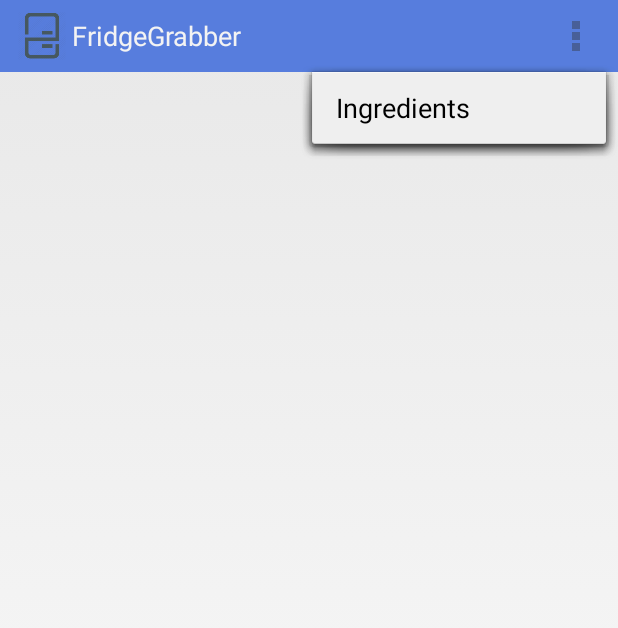
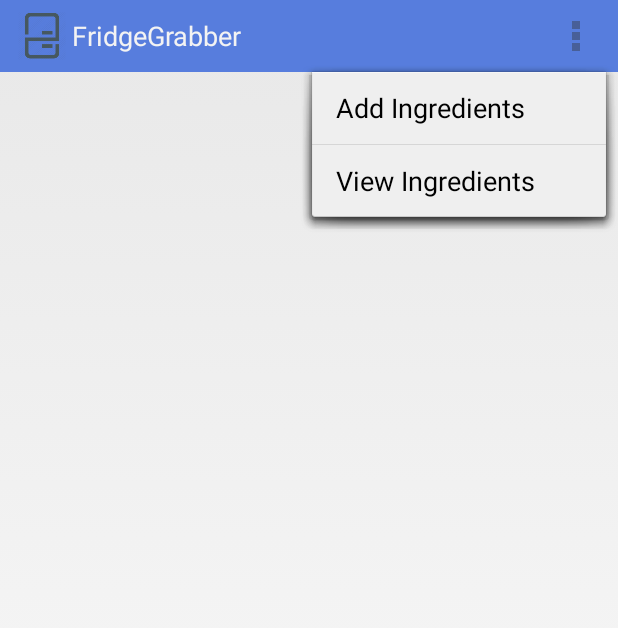
Before and after one commit to Justinvalcarcel/Fridge_Grabber, an Android app: the screen it shows after launch (MainActivity), with the options menu open, on a phone screen of 412 x 824 dp. Shown: the top 628 px of the screen. Run offline under Robolectric (Android 15) with nearby library versions, the phone set to English and light mode, and no system bars; our stand-ins replace Picasso; pictures from the network do not load.

Commit message:
add some more stuff to actionbar

```diff
--- a/FridgeGrabber/app/src/main/res/menu/menu_main.xml
+++ b/FridgeGrabber/app/src/main/res/menu/menu_main.xml
@@ -2,6 +2,8 @@
     xmlns:app="http://schemas.android.com/apk/res-auto"
     xmlns:tools="http://schemas.android.com/tools"
     tools:context="com.example.derekyu.fridgegrabber.Controller.MainActivity">
-    <item android:id="@+id/modify_ingredients" android:title="Ingredients"
+    <item android:id="@+id/modify_ingredients" android:title="Add Ingredients"
         android:orderInCategory="100" app:showAsAction="never" />
+    <item android:id="@+id/view_ingredients" android:title="View Ingredients"
+        android:orderInCategory="101" app:showAsAction="never" />
 </menu>
```
Also changed, not shown: FridgeGrabber/app/src/main/java/com/example/derekyu/fridgegrabber/Controller/MainActivity.java (+13 -9 lines).
